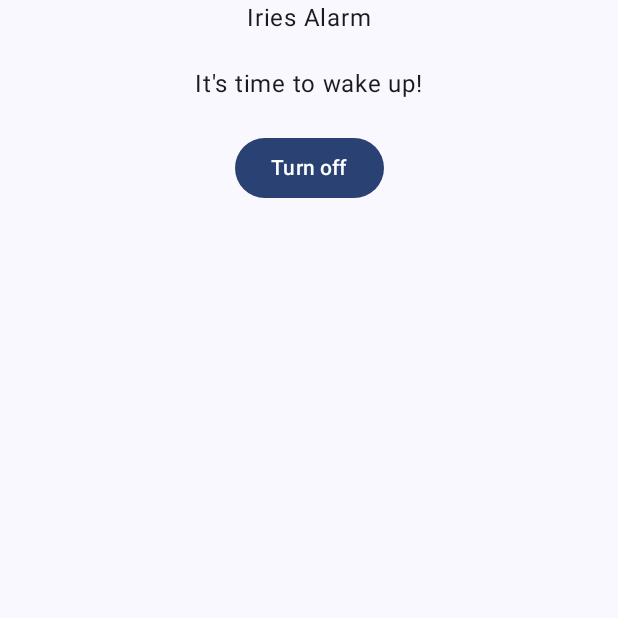
After one commit to Victoria-Developer/IriesAlarm, an Android app built with Jetpack Compose: the AlarmActivity screen opened directly, with no data from a screen before it, on a phone screen of 412 x 824 dp, the top half of it. The commit adds this screen. Run offline under Robolectric (Android 15) with nearby library versions, the phone set to English and light mode, and no system bars; 2 statements that could not run were skipped.

Commit message:
Added Alarm activity.

```diff
--- a/app/build.gradle.kts
+++ b/app/build.gradle.kts
@@ -14,7 +14,7 @@ android {
 
     defaultConfig {
         applicationId = "com.iries.youtubealarm"
-        minSdk = 29
+        minSdk = 31
         targetSdk = 36
         versionCode = 1
         versionName = "1.0"
@@ -112,8 +112,8 @@ dependencies {
     implementation(libs.gson)
 
     // mp3 converter
-    implementation(libs.youtubedl.android.library)
-    implementation(libs.youtubedl.android.ffmpeg)
+    //implementation(libs.youtubedl.android.library)
+    //implementation(libs.youtubedl.android.ffmpeg)
 
     // Room
     implementation(libs.androidx.room.runtime)
--- a/app/src/main/java/com/iries/youtubealarm/data/repository/ChannelsRepository.kt
+++ b/app/src/main/java/com/iries/youtubealarm/data/repository/ChannelsRepository.kt
@@ -1,7 +1,6 @@
 package com.iries.youtubealarm.data.repository
 
 import android.content.Context
-import android.net.Uri
 import com.iries.youtubealarm.data.dao.ChannelsDao
 import com.iries.youtubealarm.data.entity.YTChannel
 import com.iries.youtubealarm.data.network.YoutubeAuth
@@ -72,9 +71,4 @@ class ChannelsRepository @Inject constructor(
         }
     }
 
-    fun videoToAudioUrl(video: Video): Result<Uri> {
-        return youtubeSearchApi.videoUrlToAudio(
-            "https://youtu.be/" + video.getId()
-        )
-    }
 }
--- /dev/null
+++ b/app/src/main/java/com/iries/youtubealarm/presentation/AlarmActivity.kt
@@ -0,0 +1,88 @@
+package com.iries.youtubealarm.presentation
+
+import android.app.KeyguardManager
+import android.media.MediaPlayer
+import android.os.Bundle
+import androidx.activity.ComponentActivity
+import androidx.activity.compose.setContent
+import androidx.activity.enableEdgeToEdge
+import androidx.compose.foundation.layout.Arrangement
+import androidx.compose.foundation.layout.Column
+import androidx.compose.foundation.layout.fillMaxSize
+import androidx.compose.foundation.layout.padding
+import androidx.compose.material3.Button
+import androidx.compose.material3.Scaffold
+import androidx.compose.material3.Text
+import androidx.compose.ui.Alignment
+import androidx.compose.ui.Modifier
+import androidx.compose.ui.unit.dp
+import com.iries.youtubealarm.domain.constants.Extra
+import com.iries.youtubealarm.presentation.theme.IriesAlarmTheme
+
+class AlarmActivity : ComponentActivity() {
+    private var mediaPlayer: MediaPlayer? = null
+
+    override fun onCreate(savedInstanceState: Bundle?) {
+        super.onCreate(savedInstanceState)
+
+        // Wake the screen and show over lockscreen
+        setTurnScreenOn(true)
+        setShowWhenLocked(true)
+
+        // Optional: dismiss keyguard if needed
+        val km = getSystemService(KEYGUARD_SERVICE) as KeyguardManager
+        km.requestDismissKeyguard(this, null)
+
+        val ringtoneUri = intent.getStringExtra(Extra.RINGTONE_NAME_EXTRA.extraName)
+
+        playRingtone(ringtoneUri = ringtoneUri.toString())
+
+        enableEdgeToEdge()
+        setContent {
+            IriesAlarmTheme {
+                Scaffold(
+                    content = { innerPadding ->
+                        Column(
+                            modifier = Modifier
+                                .fillMaxSize()
+                                .padding(innerPadding),
+                            verticalArrangement = Arrangement.spacedBy(20.dp),
+                            horizontalAlignment = Alignment.CenterHorizontally
+                        ) {
+                            Text("Iries Alarm")
+                            Text("It's time to wake up!")
+                            Button(onClick = {
+                                finish()
+                            }) { Text("Turn off") }
+                        }
+                    })
+            }
+        }
+    }
+
+    private fun playRingtone(ringtoneUri: String) {
+        mediaPlayer = MediaPlayer().apply {
+            setOnPreparedListener { start() }
+            setOnErrorListener { mp, what, extra ->
+                println("MediaPlayer error: what=$what, extra=$extra")
+                mp.reset()
+                false
+            }
+            try {
+                setDataSource(ringtoneUri)
+                prepareAsync()
+            } catch (e: Exception) {
+                println("Error setting data source: ${e.message}")
+            }
+        }
+    }
+
+    override fun onDestroy() {
+        mediaPlayer?.apply {
+            println("Stop ringtone")
+            stop()
+            release()
+        }
+        super.onDestroy()
+    }
+}
--- a/app/src/main/java/com/iries/youtubealarm/presentation/screens/alarms/AlarmsViewModel.kt
+++ b/app/src/main/java/com/iries/youtubealarm/presentation/screens/alarms/AlarmsViewModel.kt
@@ -65,7 +65,7 @@ class AlarmsViewModel @Inject constructor(
         context: Context,
         daysId: HashMap<Day, Int>
     ) {
-        AlarmManager.stopCurrentAlarm(context)
+        //AlarmManager.stopCurrentAlarm(context)
         daysId.keys.forEach {
             AlarmManager.cancelIntent(it.getId(), context)
         }
--- /dev/null
+++ b/app/src/main/res/values-night/themes.xml
@@ -0,0 +1,15 @@
+<?xml version="1.0" encoding="utf-8"?>
+<resources xmlns:tools="http://schemas.android.com/tools">
+
+    <style name="Theme.Launch" parent="Theme.SplashScreen">
+        <item name="windowSplashScreenBackground">@color/teal_700</item>
+        <item name="windowSplashScreenAnimatedIcon">@drawable/splash_screen</item>
+        <item name="postSplashScreenTheme">@style/NormalTheme</item>
+        <item name="android:windowSplashScreenBehavior" tools:targetApi="33">icon_preferred</item>
+    </style>
+
+    <style name="NormalTheme" parent="Theme.AppCompat.DayNight.NoActionBar">
+        <item name="windowSplashScreenBackground">@color/teal_700</item>
+        <item name="windowSplashScreenAnimatedIcon">@drawable/splash_screen</item>
+    </style>
+</resources>
```
Also changed, not shown: app/src/main/AndroidManifest.xml (+12 -7 lines), app/src/main/java/com/iries/youtubealarm/data/network/YoutubeSearchApi.kt (+1 -23 lines), app/src/main/java/com/iries/youtubealarm/domain/AlarmManager.kt (+4 -9 lines), app/src/main/java/com/iries/youtubealarm/presentation/MainActivity.kt (+16 -32 lines), app/src/main/java/com/iries/youtubealarm/presentation/receivers/AlarmReceiver.kt (+7 -6 lines), app/src/main/java/com/iries/youtubealarm/presentation/services/NotificationService.kt (deleted, +0 -96 lines), app/src/main/java/com/iries/youtubealarm/presentation/services/RingtonePlayingService.kt (deleted, +0 -88 lines), app/src/main/java/com/iries/youtubealarm/presentation/services/RingtoneSearchService.kt (added, +80 -0 lines).
